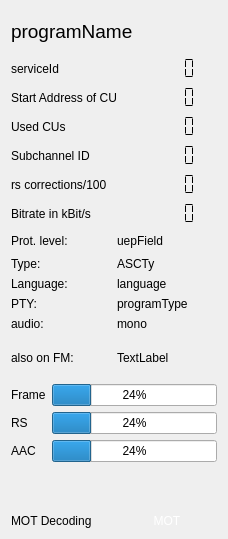
Old version of the form forms/technical_data.ui in the repository JvanKatwijk/qt-dab.
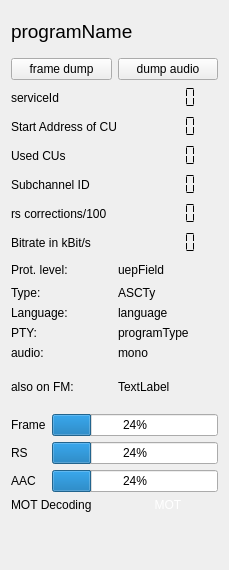
New version of the form. Custom widgets are drawn as their Qt base class.

```diff
--- a/forms/technical_data.ui
+++ b/forms/technical_data.ui
@@ -6,8 +6,8 @@
    <rect>
     <x>0</x>
     <y>0</y>
-    <width>228</width>
-    <height>539</height>
+    <width>229</width>
+    <height>570</height>
    </rect>
   </property>
   <property name="windowTitle">
@@ -33,6 +33,24 @@
      </item>
     </layout>
    </item>
+   <item>
+    <layout class="QHBoxLayout" name="horizontalLayout_4">
+     <item>
+      <widget class="smallPushButton" name="frameDumpButton">
+       <property name="text">
+        <string>frame dump</string>
+       </property>
+      </widget>
+     </item>
+     <item>
+      <widget class="smallPushButton" name="audioDumpButton">
+       <property name="text">
+        <string>dump audio</string>
+       </property>
+      </widget>
+     </item>
+    </layout>
+   </item>
    <item>
     <layout class="QFormLayout" name="formLayout">
      <item row="0" column="0">
@@ -325,16 +343,6 @@
      </item>
     </layout>
    </item>
-   <item>
-    <widget class="QLabel" name="pictureLabel">
-     <property name="toolTip">
-      <string>&lt;html&gt;&lt;head/&gt;&lt;body&gt;&lt;p&gt;Slideshow (SLS)&lt;/p&gt;&lt;/body&gt;&lt;/html&gt;</string>
-     </property>
-     <property name="text">
-      <string/>
-     </property>
-    </widget>
-   </item>
    <item>
     <layout class="QHBoxLayout" name="horizontalLayout">
      <item>
@@ -365,8 +373,25 @@
      </item>
     </layout>
    </item>
+   <item>
+    <widget class="QLabel" name="pictureLabel">
+     <property name="toolTip">
+      <string>&lt;html&gt;&lt;head/&gt;&lt;body&gt;&lt;p&gt;Slideshow (SLS)&lt;/p&gt;&lt;/body&gt;&lt;/html&gt;</string>
+     </property>
+     <property name="text">
+      <string/>
+     </property>
+    </widget>
+   </item>
   </layout>
  </widget>
+ <customwidgets>
+  <customwidget>
+   <class>smallPushButton</class>
+   <extends>QPushButton</extends>
+   <header location="global">smallpushbutton.h</header>
+  </customwidget>
+ </customwidgets>
  <resources/>
  <connections/>
 </ui>
```
